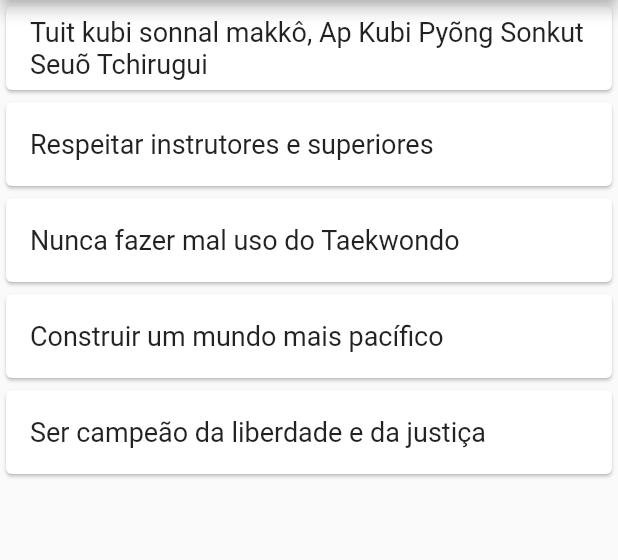
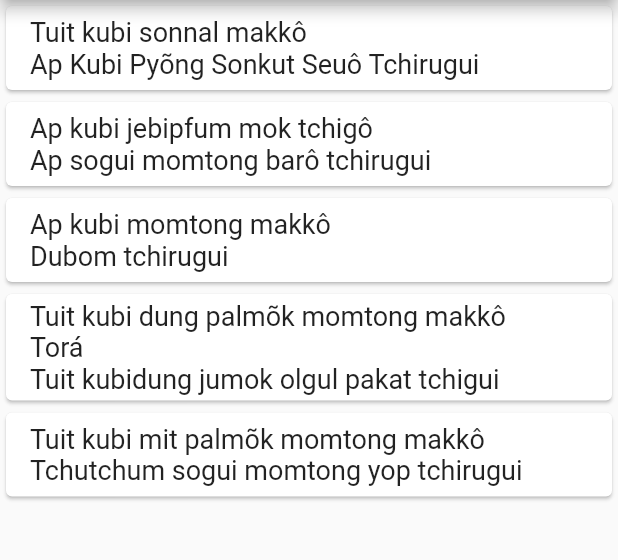
Before and after one commit to SouzaEduardoAC/taekwondo-guide, a Flutter app: the SonKiSulPage screen opened directly, on a phone screen of 412 x 824 dp, the part 84-644 px from its top. Run offline on Flutter 3.47's test engine with Material 2 defaults, Android fonts, the phone set to English and light mode, and no system bars; our stand-ins replace video_player.

Commit message:
#Created sonkisul

```diff
--- a/lib/widgets/SonKiSulPage.dart
+++ b/lib/widgets/SonKiSulPage.dart
@@ -17,11 +17,11 @@ class SonKiSulPage extends StatelessWidget {
   Widget _buildListView(BuildContext context) {
     return ListView(
       children: <Widget>[
-        _buildCard('Tuit kubi sonnal makkô, Ap Kubi Pyõng Sonkut Seuõ Tchirugui'),
-        _buildCard('Respeitar instrutores e superiores'),
-        _buildCard('Nunca fazer mal uso do Taekwondo'),
-        _buildCard('Construir um mundo mais pacífico'),
-        _buildCard('Ser campeão da liberdade e da justiça')
+        _buildCard('Tuit kubi sonnal makkô\nAp Kubi Pyõng Sonkut Seuô Tchirugui'),
+        _buildCard('Ap kubi jebipfum mok tchigô\nAp sogui momtong barô tchirugui'),
+        _buildCard('Ap kubi momtong makkô\nDubom tchirugui'),
+        _buildCard('Tuit kubi dung palmõk momtong makkô\nTorá\nTuit kubidung jumok olgul pakat tchigui'),
+        _buildCard('Tuit kubi mit palmõk momtong makkô\nTchutchum sogui momtong yop tchirugui')
       ],
     );
   }
```
